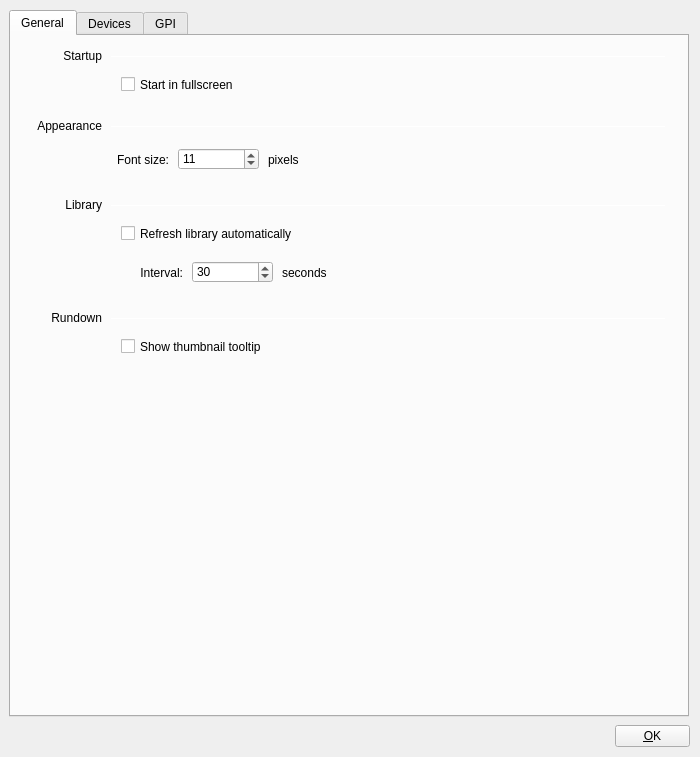
Qt form src/Widgets/SettingsDialog.ui (CasparCG/client) before a commit.
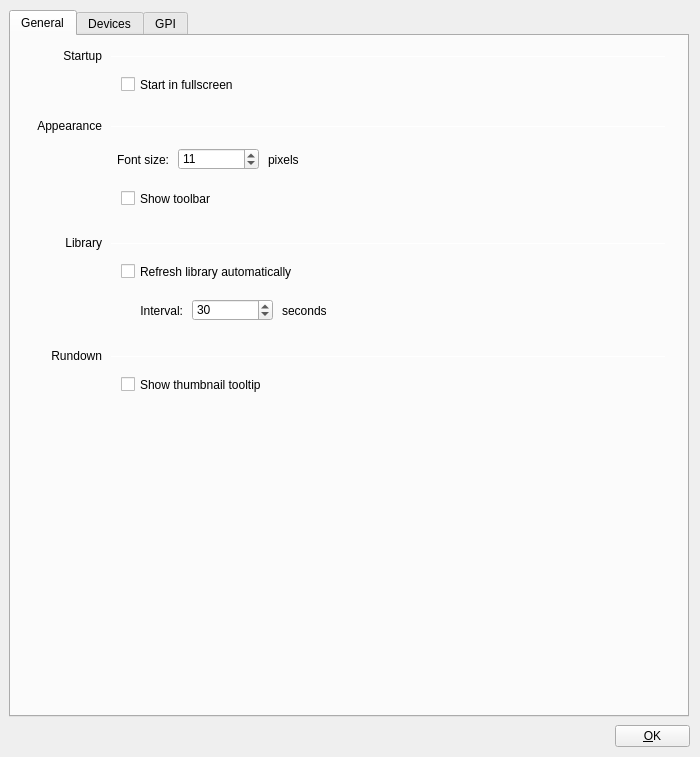
The same form after that commit.

```diff
--- a/src/Widgets/SettingsDialog.ui
+++ b/src/Widgets/SettingsDialog.ui
@@ -48,7 +48,7 @@
      <property name="geometry">
       <rect>
        <x>10</x>
-       <y>161</y>
+       <y>199</y>
        <width>81</width>
        <height>16</height>
       </rect>
@@ -64,7 +64,7 @@
      <property name="geometry">
       <rect>
        <x>100</x>
-       <y>169</y>
+       <y>207</y>
        <width>555</width>
        <height>1</height>
       </rect>
@@ -77,7 +77,7 @@
      <property name="geometry">
       <rect>
        <x>111</x>
-       <y>227</y>
+       <y>265</y>
        <width>61</width>
        <height>20</height>
       </rect>
@@ -93,7 +93,7 @@
      <property name="geometry">
       <rect>
        <x>181</x>
-       <y>225</y>
+       <y>263</y>
        <width>81</width>
        <height>22</height>
       </rect>
@@ -109,7 +109,7 @@
      <property name="geometry">
       <rect>
        <x>271</x>
-       <y>229</y>
+       <y>267</y>
        <width>62</width>
        <height>16</height>
       </rect>
@@ -238,7 +238,7 @@
      <property name="geometry">
       <rect>
        <x>110</x>
-       <y>189</y>
+       <y>227</y>
        <width>211</width>
        <height>17</height>
       </rect>
@@ -254,7 +254,7 @@
      <property name="geometry">
       <rect>
        <x>10</x>
-       <y>274</y>
+       <y>312</y>
        <width>81</width>
        <height>16</height>
       </rect>
@@ -270,7 +270,7 @@
      <property name="geometry">
       <rect>
        <x>100</x>
-       <y>282</y>
+       <y>320</y>
        <width>555</width>
        <height>1</height>
       </rect>
@@ -283,7 +283,7 @@
      <property name="geometry">
       <rect>
        <x>110</x>
-       <y>302</y>
+       <y>340</y>
        <width>171</width>
        <height>17</height>
       </rect>
@@ -295,6 +295,22 @@
       <string>Show thumbnail tooltip</string>
      </property>
     </widget>
+    <widget class="QCheckBox" name="checkBoxShowToolbar">
+     <property name="geometry">
+      <rect>
+       <x>110</x>
+       <y>154</y>
+       <width>111</width>
+       <height>17</height>
+      </rect>
+     </property>
+     <property name="focusPolicy">
+      <enum>Qt::NoFocus</enum>
+     </property>
+     <property name="text">
+      <string>Show toolbar</string>
+     </property>
+    </widget>
    </widget>
    <widget class="QWidget" name="tabDevices">
     <attribute name="title">
```
Left out of the diff: 29 changed lines with no effect on the pictures.
